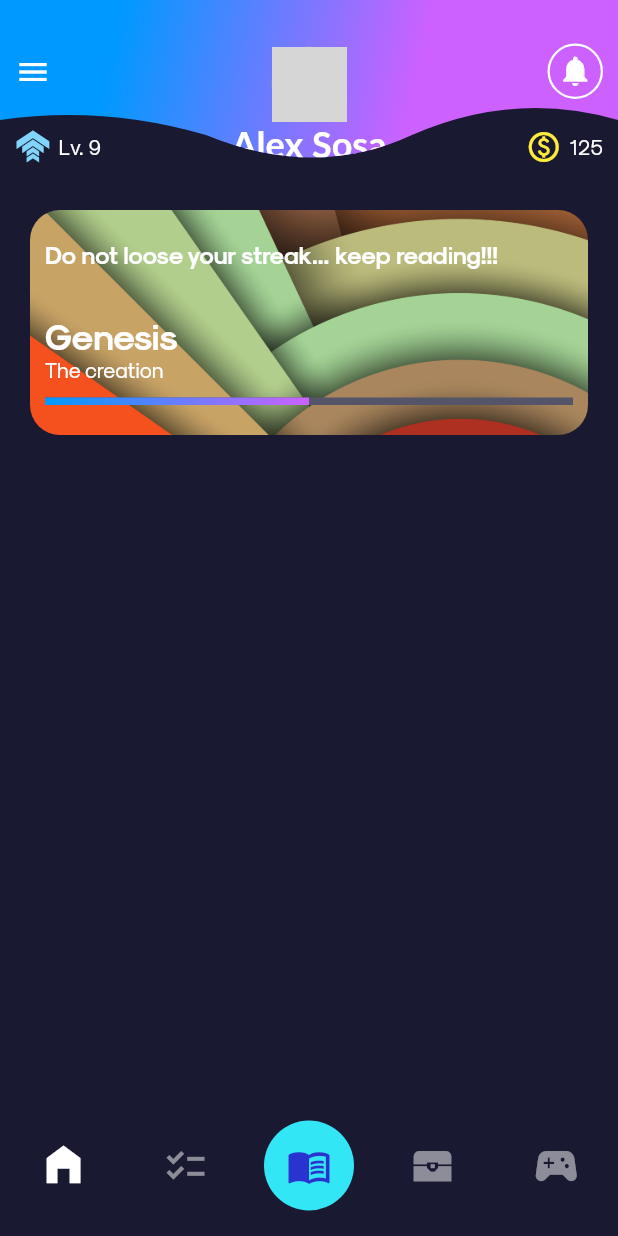
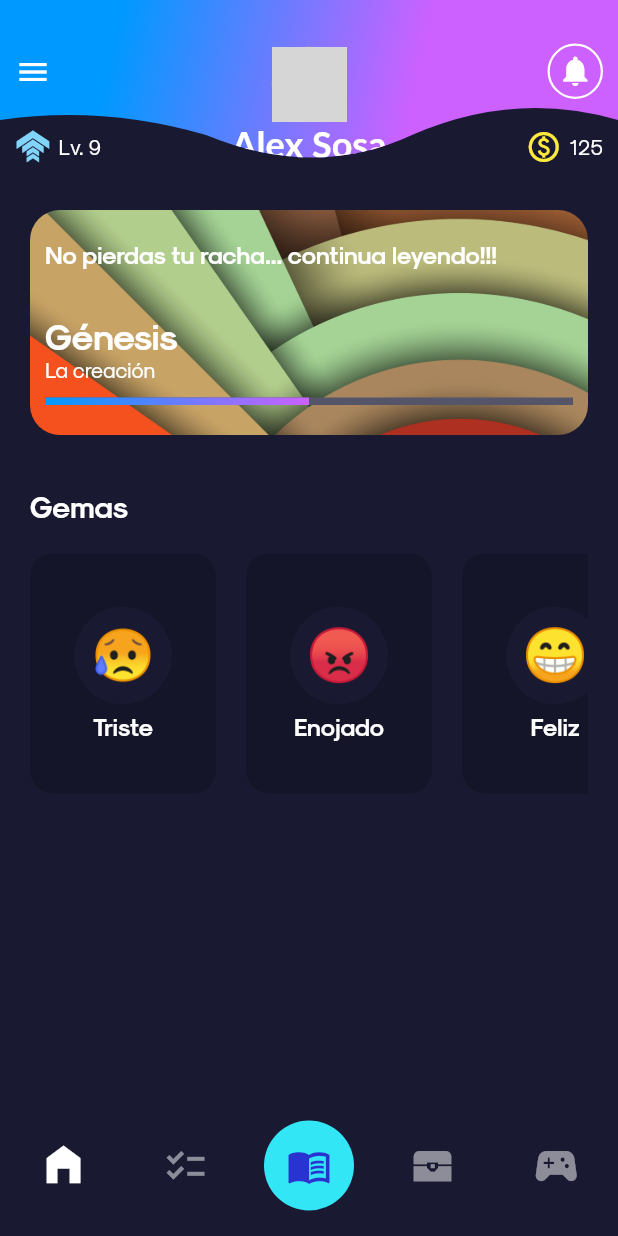
Before and after one commit to alexsosat/Bible_Quest, a Flutter app: the screen it shows after launch, on a phone screen of 412 x 824 dp. Run offline on Flutter 3.47's test engine with Material 2 defaults, Android fonts, the phone set to English and light mode, and no system bars; drawn by our look-alikes of percent_indicator; our stand-ins replace device_preview; network calls fail; Roboto replaces fonts that are missing (Lato, Noto); grey boxes are pictures that could not be loaded.

Commit message:
add horizontal list card

```diff
--- /dev/null
+++ b/bible_quest/lib/globals/card_list/item.dart
@@ -0,0 +1,48 @@
+import 'package:flutter/material.dart';
+
+class CardItem extends StatelessWidget {
+  final String title;
+  final String emoji;
+  const CardItem({
+    Key? key,
+    required this.title,
+    required this.emoji,
+  }) : super(key: key);
+
+  @override
+  Widget build(BuildContext context) {
+    return Container(
+      height: 124,
+      width: 124,
+      margin: EdgeInsets.only(right: 20),
+      decoration: BoxDecoration(
+        color: Color(0xFF151529),
+        borderRadius: BorderRadius.all(Radius.circular(15)),
+      ),
+      child: Column(
+        crossAxisAlignment: CrossAxisAlignment.center,
+        mainAxisAlignment: MainAxisAlignment.center,
+        children: <Widget>[
+          Container(
+            margin: EdgeInsets.only(bottom: 5),
+            padding: EdgeInsets.all(12),
+            decoration: BoxDecoration(
+              color: Theme.of(context).scaffoldBackgroundColor,
+              shape: BoxShape.circle,
+            ),
+            child: RichText(
+              text: TextSpan(
+                  text: emoji,
+                  style: TextStyle(fontSize: 35, fontFamily: 'Noto')),
+            ),
+          ),
+          Text(title,
+              style: Theme.of(context)
+                  .textTheme
+                  .subtitle1!
+                  .copyWith(fontWeight: FontWeight.bold)),
+        ],
+      ),
+    );
+  }
+}
--- /dev/null
+++ b/bible_quest/lib/globals/card_list/list.dart
@@ -0,0 +1,40 @@
+import 'package:bible_quest/globals/card_list/item.dart';
+import 'package:flutter/material.dart';
+
+class CardList extends StatelessWidget {
+  final String title;
+  final List<CardItem> cards;
+
+  const CardList({Key? key, required this.title, required this.cards})
+      : super(key: key);
+
+  @override
+  Widget build(BuildContext context) {
+    final listTitle = Container(
+      margin: EdgeInsets.only(
+        bottom: 20,
+      ),
+      child: Text(
+        title,
+        style: Theme.of(context).textTheme.headline6!.copyWith(
+              fontWeight: FontWeight.bold,
+            ),
+      ),
+    );
+
+    final horizontalList = Container(
+      height: 160,
+      child: ListView(
+        physics: BouncingScrollPhysics(),
+        scrollDirection: Axis.horizontal,
+        children: cards,
+      ),
+    );
+
+    return Column(
+      mainAxisAlignment: MainAxisAlignment.start,
+      crossAxisAlignment: CrossAxisAlignment.start,
+      children: [listTitle, horizontalList],
+    );
+  }
+}
--- a/bible_quest/lib/pages/mains/home/home.dart
+++ b/bible_quest/lib/pages/mains/home/home.dart
@@ -1,3 +1,5 @@
+import 'package:bible_quest/globals/card_list/item.dart';
+import 'package:bible_quest/globals/card_list/list.dart';
 import 'package:bible_quest/pages/mains/home/widgets/current_reading_box.dart';
 import 'package:flutter/material.dart';
 
@@ -9,8 +11,30 @@ class HomePage extends StatelessWidget {
     return Padding(
       padding: const EdgeInsets.symmetric(horizontal: 20.0, vertical: 20.0),
       child: ListView(
+        physics: ClampingScrollPhysics(),
         children: <Widget>[
           ContinueReadingBox(),
+          CardList(
+            title: "Gemas",
+            cards: <CardItem>[
+              CardItem(
+                title: "Triste",
+                emoji: "😥",
+              ),
+              CardItem(
+                title: "Enojado",
+                emoji: "😡",
+              ),
+              CardItem(
+                title: "Feliz",
+                emoji: "😁",
+              ),
+              CardItem(
+                title: "Confundido",
+                emoji: "😵",
+              ),
+            ],
+          ),
         ],
       ),
     );
--- a/bible_quest/lib/pages/mains/home/widgets/current_reading_box.dart
+++ b/bible_quest/lib/pages/mains/home/widgets/current_reading_box.dart
@@ -20,6 +20,7 @@ class ContinueReadingBox extends StatelessWidget {
   @override
   Widget build(BuildContext context) {
     return Container(
+      margin: EdgeInsets.only(bottom: 35),
       decoration: BoxDecoration(
         borderRadius: BorderRadius.all(
           Radius.circular(20),
@@ -37,7 +38,7 @@ class ContinueReadingBox extends StatelessWidget {
           Container(
             padding: EdgeInsets.symmetric(horizontal: 10.0, vertical: 20),
             child: Text(
-              "Do not loose your streak... keep reading!!!",
+              "No pierdas tu racha... continua leyendo!!!",
               style: Theme.of(context).textTheme.subtitle1!.copyWith(
                     fontWeight: FontWeight.bold,
                   ),
@@ -50,13 +51,13 @@ class ContinueReadingBox extends StatelessWidget {
                 crossAxisAlignment: CrossAxisAlignment.start,
                 children: [
                   Text(
-                    "Genesis",
+                    "Génesis",
                     style: Theme.of(context).textTheme.headline5!.copyWith(
                           fontWeight: FontWeight.bold,
                         ),
                   ),
                   Text(
-                    "The creation",
+                    "La creación",
                     style: Theme.of(context).textTheme.bodyText1,
                   ),
                 ],
--- a/bible_quest/pubspec.yaml
+++ b/bible_quest/pubspec.yaml
@@ -68,6 +68,9 @@ flutter:
     - family: TabIcons
       fonts:
         - asset: assets/fonts/TabIcons.ttf
+    - family: Noto
+      fonts:
+        - asset: assets/fonts/NotoColorEmoji.ttf
     - family: sk_Modernist
       fonts:
         - asset: assets/fonts/sk_Modernist/Sk-Modernist-Regular.otf
```
Also changed, not shown: 1 other file.
